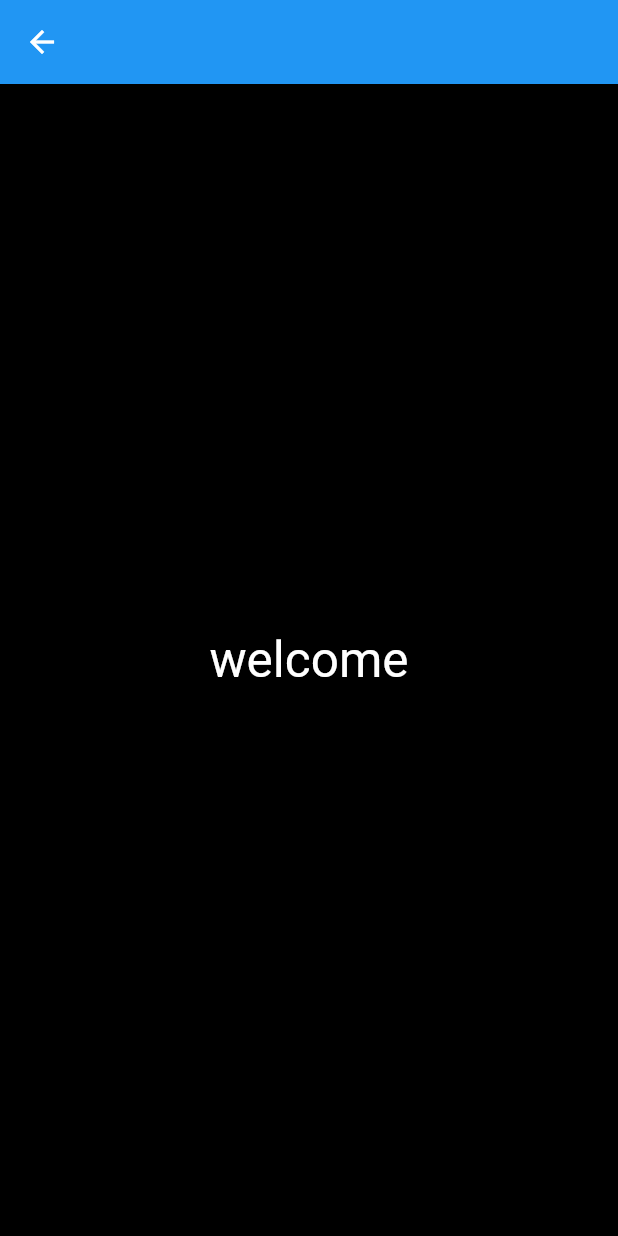
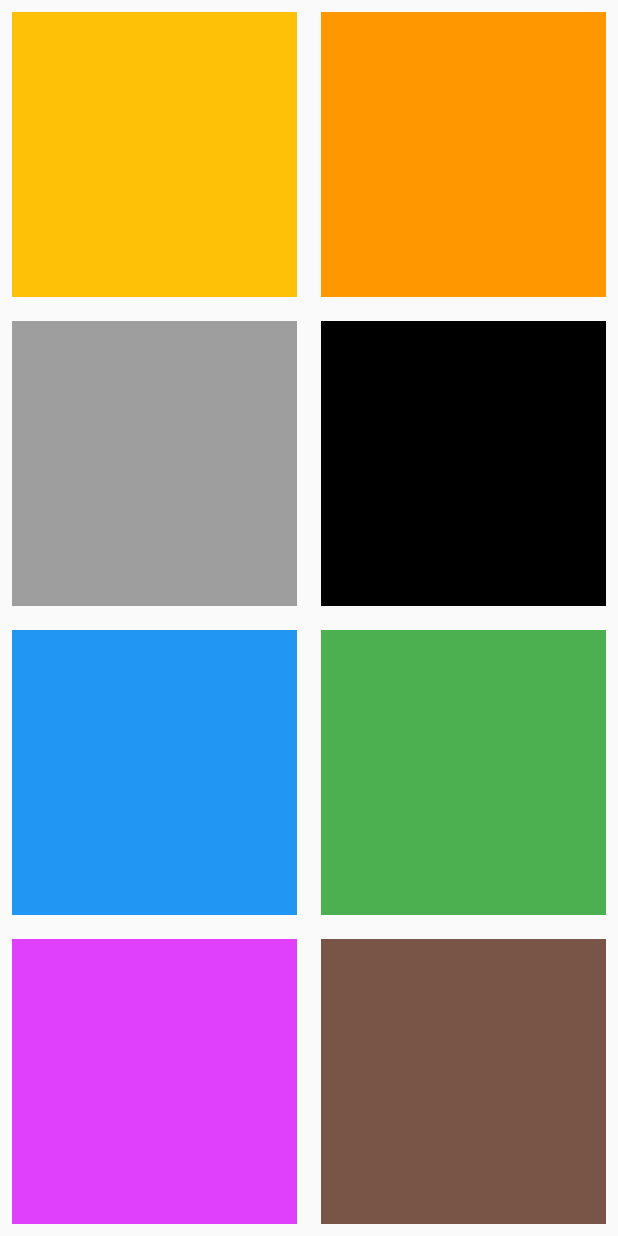
Before and after one commit to fenil07/flutter, a Flutter app: the screen it shows after launch, after a tap on the "arrow forward" icon, on a phone screen of 412 x 824 dp. Run offline on Flutter 3.47's test engine with Material 2 defaults, Android fonts, the light colour scheme and no system bars.

Commit message:
grid view complit

```diff
--- a/lib/home.dart
+++ b/lib/home.dart
@@ -10,23 +10,53 @@ class Home extends StatefulWidget {
 class _HomeState extends State<Home> {
   @override
   Widget build(BuildContext context) {
-    return Container(
-      child: Scaffold(
-        backgroundColor: Colors.black,
-        appBar: AppBar(
-       // backgroundColor: Colors.transparent,
-       // elevation: 0,
-      ),
-    //backgroundColor: Colors.transparent,
-        body: Stack(
-          children: [
-            Container(
-              alignment: Alignment.center,
-              child: Text('welcome',style: TextStyle(color: Colors.white,fontSize: 33),),
-            )
-          ],
+    var arrColors = [Colors.amber,
+    Colors.orange,
+    Colors.grey,
+    Colors.black,
+    Colors.blue,
+    Colors.green,
+    Colors.purpleAccent,
+    Colors.brown];
+    return Scaffold(
+
+      body: GridView.count(crossAxisCount: 2,
+    //  mainAxisSpacing: 11,
+    //  crossAxisSpacing: 11,
+      children: [
+        Padding(
+          padding: const EdgeInsets.all(8.0),
+          child: Container(color: arrColors[0],),
         ),
-    ),
+        Padding(
+          padding: const EdgeInsets.all(8.0),
+          child: Container(color: arrColors[1],),
+        ),
+        Padding(
+          padding: const EdgeInsets.all(8.0),
+          child: Container(color: arrColors[2],),
+        ),
+        Padding(
+          padding: const EdgeInsets.all(8.0),
+          child: Container(color: arrColors[3],),
+        ),
+        Padding(
+          padding: const EdgeInsets.all(8.0),
+          child: Container(color: arrColors[4],),
+        ),
+        Padding(
+          padding: const EdgeInsets.all(8.0),
+          child: Container(color: arrColors[5],),
+        ),
+        Padding(
+          padding: const EdgeInsets.all(8.0),
+          child: Container(color: arrColors[6],),
+        ),
+        Padding(
+          padding: const EdgeInsets.all(8.0),
+          child: Container(color: arrColors[7],),
+        ),
+        ],),
     );
   }
 }
--- a/lib/login.dart
+++ b/lib/login.dart
@@ -48,10 +48,10 @@ class _LoginState extends State<Login> {
                     ),
                     SizedBox(height: 30,),
                     TextField(
-                      obscureText: true,
                       decoration: InputDecoration(
                           fillColor: Colors.grey.shade100,
-                          hintText: 'Password',
+                          filled: true,
+                          hintText: 'password',
                           border: OutlineInputBorder(
                               borderRadius: BorderRadius.circular(10))),
                     ),
@@ -60,13 +60,13 @@ class _LoginState extends State<Login> {
                       mainAxisAlignment: MainAxisAlignment.spaceBetween,
                       children: [
                         Text('Sign In',style: TextStyle(
-                            color: Color(0xff4c505b),
+                            color: Colors.white,
                             fontSize: 27,fontWeight: FontWeight.w700),
                         ),
                         CircleAvatar(radius: 30,
-                          backgroundColor: Color(0xff4c505b),
+                          backgroundColor: Colors.white,
                           child: IconButton(
-                            color: Colors.white,
+                            color: Colors.black,
                             onPressed: (){
                               Navigator.pushNamed(context, 'home');
                             },
@@ -83,11 +83,11 @@ class _LoginState extends State<Login> {
                           Navigator.pushNamed(context, 'register');
                         }, child: Text('Register',style: TextStyle(
                           decoration: TextDecoration.underline,
-                          fontSize: 18, color: Color(0xff4c505b),
+                          fontSize: 18, color: Colors.white,
                         ),)),
                         TextButton(onPressed: (){}, child: Text('Forgot Password',style: TextStyle(
                           decoration: TextDecoration.underline,
-                          fontSize: 18, color: Color(0xff4c505b),
+                          fontSize: 18, color: Colors.white,
                         ),))
                       ],
                     )
--- a/lib/register.dart
+++ b/lib/register.dart
@@ -23,14 +23,14 @@ class _RegisterState extends State<Register> {
         body: Stack(
           children: [
             Container(
-              padding: EdgeInsets.only(left: 35, top: 130),
+              padding: EdgeInsets.only(left: 35, top: 10),
               child: Text('Create Account', style: TextStyle(color: Colors.white, fontSize: 33),
               ),
             ),
             SingleChildScrollView(
               child: Container(
                 padding: EdgeInsets.only(
-                    top: MediaQuery.of(context).size.height * 0.23,
+                    top: MediaQuery.of(context).size.height * 0.10,
                     right: 35,
                     left: 35),
                 child: Column(
@@ -47,26 +47,27 @@ class _RegisterState extends State<Register> {
                             borderRadius: BorderRadius.circular(10),
                             borderSide: BorderSide(color: Colors.white)),
                           hintText: 'Name',
-                          hintStyle: TextStyle(color: Colors.black54),
+                          hintStyle: TextStyle(color: Colors.white),
                           border: OutlineInputBorder(
                               borderRadius: BorderRadius.circular(10))),
                     ),
-                    SizedBox(height: 20,),
+                    SizedBox(height: 10,),
                     TextField(
                       decoration: InputDecoration(
                           focusedBorder: OutlineInputBorder(
                               borderRadius: BorderRadius.circular(10),
-                              borderSide: BorderSide(color: Colors.black)),
+                              borderSide: BorderSide(color: Colors.white)),
                           enabledBorder: OutlineInputBorder(
                               borderRadius: BorderRadius.circular(10),
                               borderSide: BorderSide(color: Colors.white)),
                           filled: true,
                           hintText: 'Email',
+                          hintStyle: TextStyle(color: Colors.white),
                           border: OutlineInputBorder(
                               borderRadius: BorderRadius.circular(10))),
                     ),
                     SizedBox(
-                      height: 20,),
+                      height: 10,),
                     TextField(
                       obscureText: true,
                       decoration: InputDecoration(
@@ -77,6 +78,7 @@ class _RegisterState extends State<Register> {
                               borderRadius: BorderRadius.circular(10),
                               borderSide: BorderSide(color: Colors.white)),
                           hintText: 'Password',
+                          hintStyle: TextStyle(color: Colors.white),
                           border: OutlineInputBorder(
                               borderRadius: BorderRadius.circular(10))),
                     ),
@@ -88,7 +90,7 @@ class _RegisterState extends State<Register> {
                           Navigator.pushNamed(context, 'login');
                         }, child: Text('Sign in',style: TextStyle(
                           decoration: TextDecoration.underline,
-                          fontSize: 20, color: Color(0xff4c505b),
+                          fontSize: 20, color: Colors.white,
                         ),
                         )),
                       ],
```
Also changed, not shown: assets/login.png, assets/register.png.
